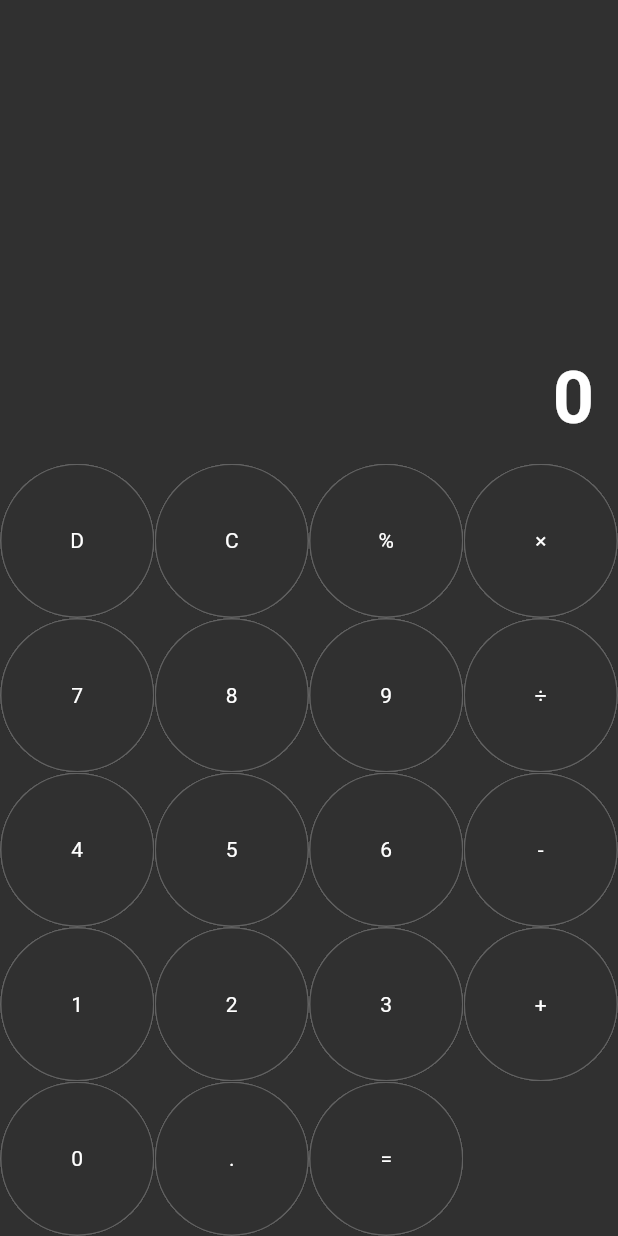
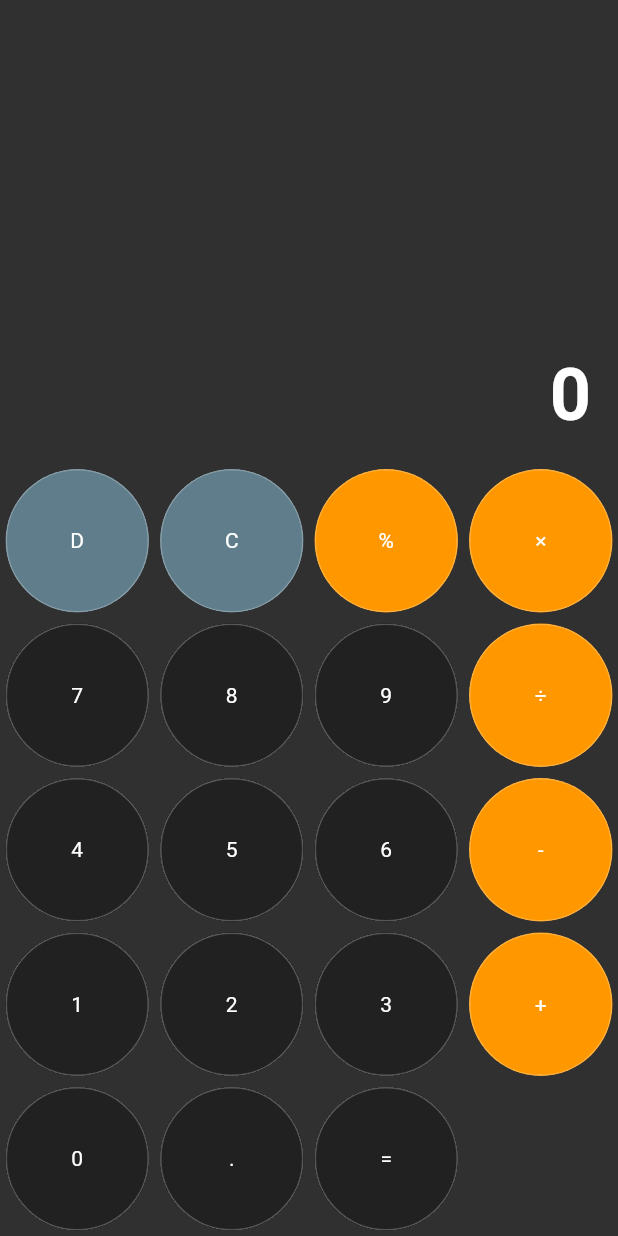
Before and after one commit to c4b1337/calculator-dart, a Flutter app: the screen it shows after launch, on a phone screen of 412 x 824 dp. Run offline on Flutter 3.47's test engine with Material 2 defaults, Android fonts, the phone set to English and light mode, and no system bars.

Commit message:
-add color buttons

```diff
--- a/lib/calculator_screen.dart
+++ b/lib/calculator_screen.dart
@@ -24,7 +24,7 @@ class _CalculatorScreenState extends State<CalculatorScreen> {
                 reverse: true,
                 child: Container(
                   alignment: Alignment.bottomRight,
-                  padding: const EdgeInsets.all(16),
+                  padding: const EdgeInsets.all(18),
                   child: const Text(
                     "0",
                     style: TextStyle(
@@ -56,13 +56,20 @@ class _CalculatorScreenState extends State<CalculatorScreen> {
   }
 
   Widget buildButton(value) {
-    return Material(
+    return Padding(
+      padding: const EdgeInsets.all(3.7),
+      child: Material(
         clipBehavior: Clip.hardEdge,
+        color: [Btn.del, Btn.clr].contains(value)
+            ? Colors.blueGrey
+            : [Btn.subtract, Btn.add, Btn.multiply, Btn.divide, Btn.per].contains(value)
+                ? Colors.orange
+                : Colors.grey[900],
         shape: OutlineInputBorder(
           borderSide: const BorderSide(
             color: Colors.white24,
           ),
-        borderRadius: BorderRadius.circular(100),
+          borderRadius: BorderRadius.circular(100.0),
         ),
         child: InkWell(
           onTap: () {},
@@ -70,6 +77,7 @@ class _CalculatorScreenState extends State<CalculatorScreen> {
             child: Text(value),
           ),
         ),
+      ),
     );
   }
 }
```
Also changed, not shown: 18 other files. Lines whose indentation alone changed are shown as unchanged.
